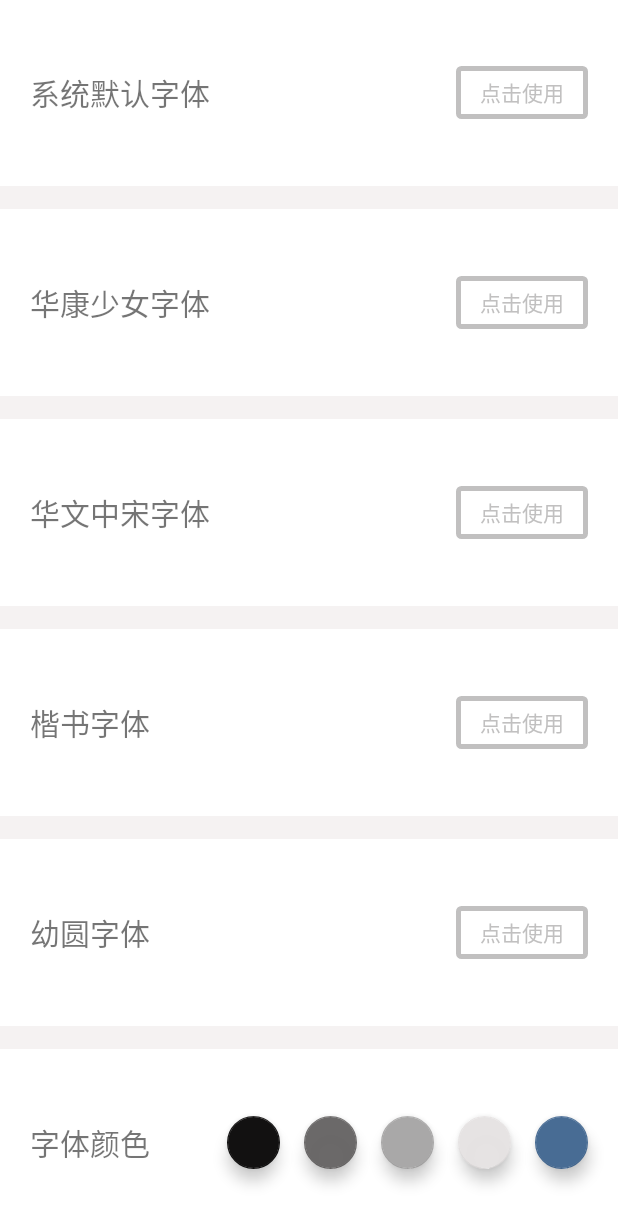
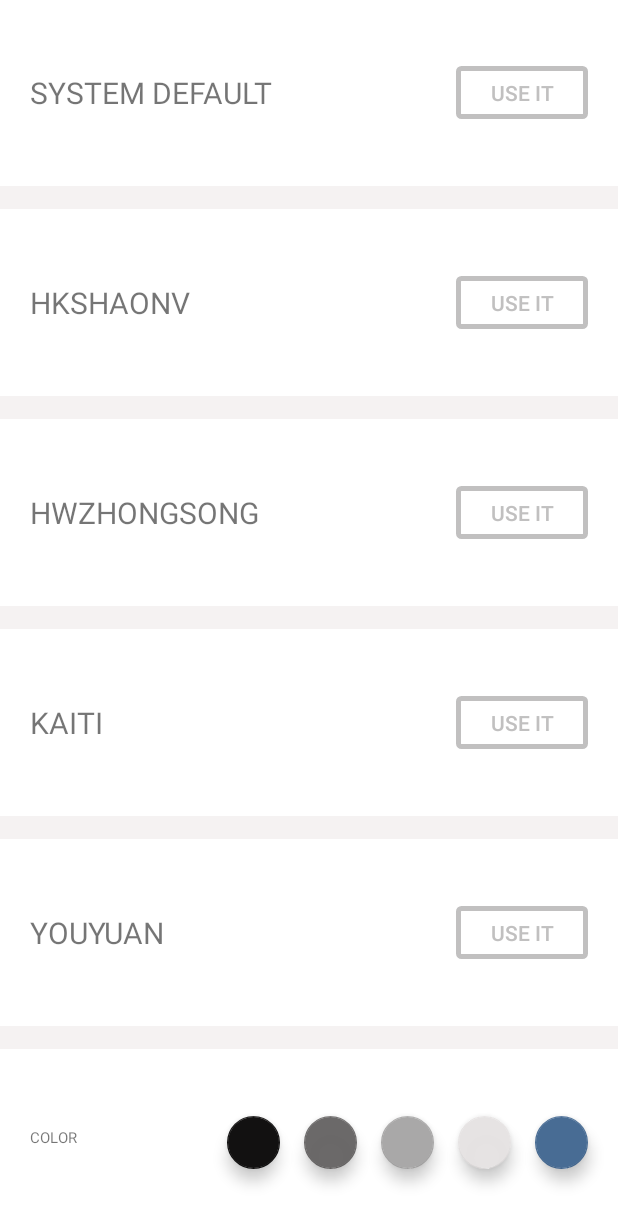
Before and after one commit to Dhthictct/E-BookReader, an Android app: the layout font_content.xml on its own in the app's theme, with its tools: preview values and no code run, on a phone screen of 412 x 824 dp. Shown: the top 1224 px of the screen. Run offline under Robolectric (Android 15) with nearby library versions, the phone set to English and light mode, and no system bars; Roboto replaces fonts that are not available here.

Commit message:
modify ui

```diff
--- a/app/src/main/res/layout/font_content.xml
+++ b/app/src/main/res/layout/font_content.xml
@@ -21,7 +21,7 @@
             android:layout_height="wrap_content"
             android:layout_marginLeft="20dp"
             android:layout_weight="1"
-            android:text="系统默认字体"
+            android:text="SYSTEM DEFAULT"
             android:textSize="20sp" />
 
 
@@ -31,7 +31,7 @@
             android:layout_height="35dp"
             android:layout_marginRight="20dp"
             android:background="@drawable/btn_font"
-            android:text="点击使用"
+            android:text="USE IT"
             android:textColor="@color/stroke_color_light_normal" />
 
     </LinearLayout>
@@ -52,7 +52,7 @@
             android:layout_height="wrap_content"
             android:layout_marginLeft="20dp"
             android:layout_weight="1"
-            android:text="华康少女字体"
+            android:text="HKSHAONV"
             android:textSize="20sp" />
 
         <Button
@@ -61,7 +61,7 @@
             android:layout_height="35dp"
             android:layout_marginRight="20dp"
             android:background="@drawable/btn_font"
-            android:text="点击使用"
+            android:text="USE IT"
             android:textColor="@color/stroke_color_light_normal" />
 
     </LinearLayout>
@@ -82,7 +82,7 @@
             android:layout_height="wrap_content"
             android:layout_marginLeft="20dp"
             android:layout_weight="1"
-            android:text="华文中宋字体"
+            android:text="HWZHONGSONG"
             android:textSize="20sp" />
 
         <Button
@@ -91,7 +91,7 @@
             android:layout_height="35dp"
             android:layout_marginRight="20dp"
             android:background="@drawable/btn_font"
-            android:text="点击使用"
+            android:text="USE IT"
             android:textColor="@color/stroke_color_light_normal" />
 
     </LinearLayout>
@@ -113,7 +113,7 @@
             android:layout_height="wrap_content"
             android:layout_marginLeft="20dp"
             android:layout_weight="1"
-            android:text="楷书字体"
+            android:text="KAITI"
             android:textSize="20sp" />
 
         <Button
@@ -122,7 +122,7 @@
             android:layout_height="35dp"
             android:layout_marginRight="20dp"
             android:background="@drawable/btn_font"
-            android:text="点击使用"
+            android:text="USE IT"
             android:textColor="@color/stroke_color_light_normal" />
 
     </LinearLayout>
@@ -143,7 +143,7 @@
             android:layout_height="wrap_content"
             android:layout_marginLeft="20dp"
             android:layout_weight="1"
-            android:text="幼圆字体"
+            android:text="YOUYUAN"
             android:textSize="20sp" />
 
         <Button
@@ -152,7 +152,7 @@
             android:layout_height="35dp"
             android:layout_marginRight="20dp"
             android:background="@drawable/btn_font"
-            android:text="点击使用"
+            android:text="USE IT"
             android:textColor="@color/stroke_color_light_normal" />
 
     </LinearLayout>
@@ -167,16 +167,16 @@
         android:orientation="horizontal">
 
         <TextView
-            android:layout_width="0dp"
-            android:layout_height="wrap_content"
+            android:layout_width="wrap_content"
+            android:layout_height="20dp"
             android:layout_marginLeft="20dp"
             android:layout_weight="1"
-            android:text="字体颜色"
-            android:textSize="20sp" />
+            android:text="COLOR"
+            android:textSize="10sp" />
 
         <android.support.design.widget.FloatingActionButton
             android:id="@+id/fab_black"
-            android:layout_width="35dp"
+            android:layout_width="44dp"
             android:layout_height="35dp"
             android:layout_margin="8dp"
             app:backgroundTint="@color/text_color_black" />
```
Also changed, not shown: app/build.gradle (+8 -9 lines), app/src/main/res/drawable/btn_bottom_bar.xml (+0 -15 lines), app/src/main/res/layout/bottom_bar.xml (+20 -4 lines), app/src/main/res/layout/fragment_shelf.xml (+15 -0 lines), gradle/wrapper/gradle-wrapper.properties.
